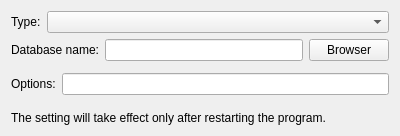
This is Src/ParameterCompone/ParameterDatabaseUI.ui in KangLin/RabbitRemoteControl as Qt 5 draws it before an edit. The edited form follows.
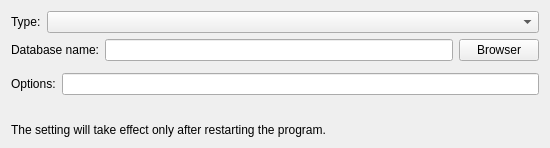
This is the edited form. Custom widgets are drawn as their Qt base class.

Commit message: Plugin: modify ParameterDatabaseUI size

```diff
--- a/Src/ParameterCompone/ParameterDatabaseUI.ui
+++ b/Src/ParameterCompone/ParameterDatabaseUI.ui
@@ -6,8 +6,8 @@
    <rect>
     <x>0</x>
     <y>0</y>
-    <width>400</width>
-    <height>136</height>
+    <width>550</width>
+    <height>148</height>
    </rect>
   </property>
   <property name="windowTitle">
```
